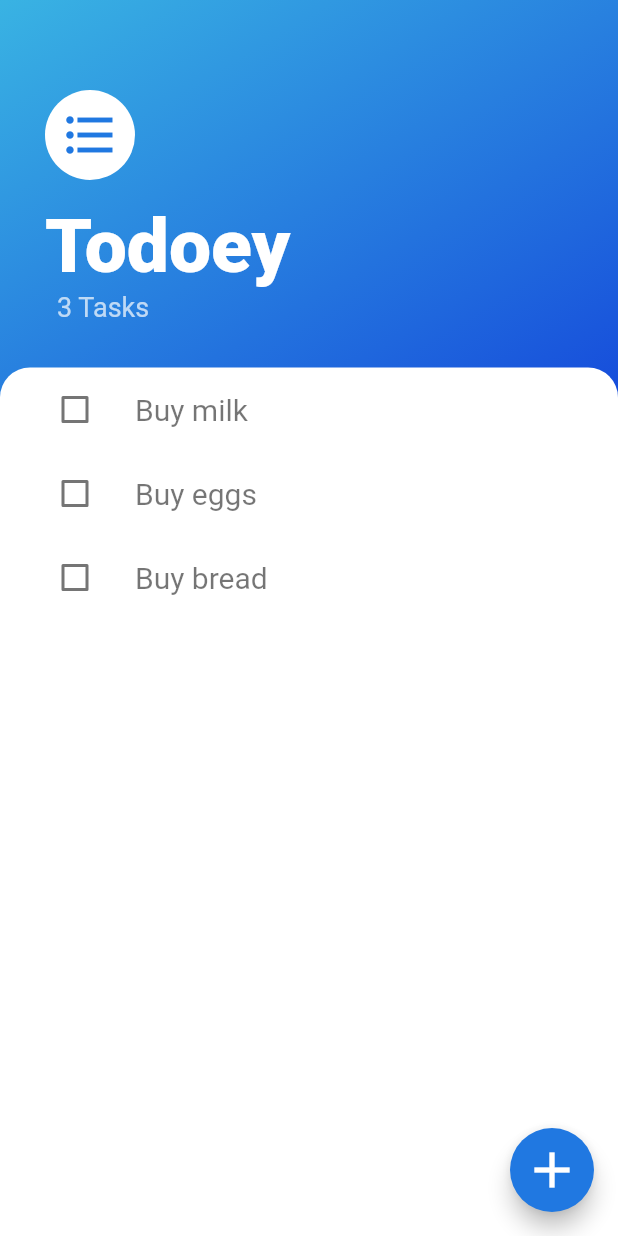
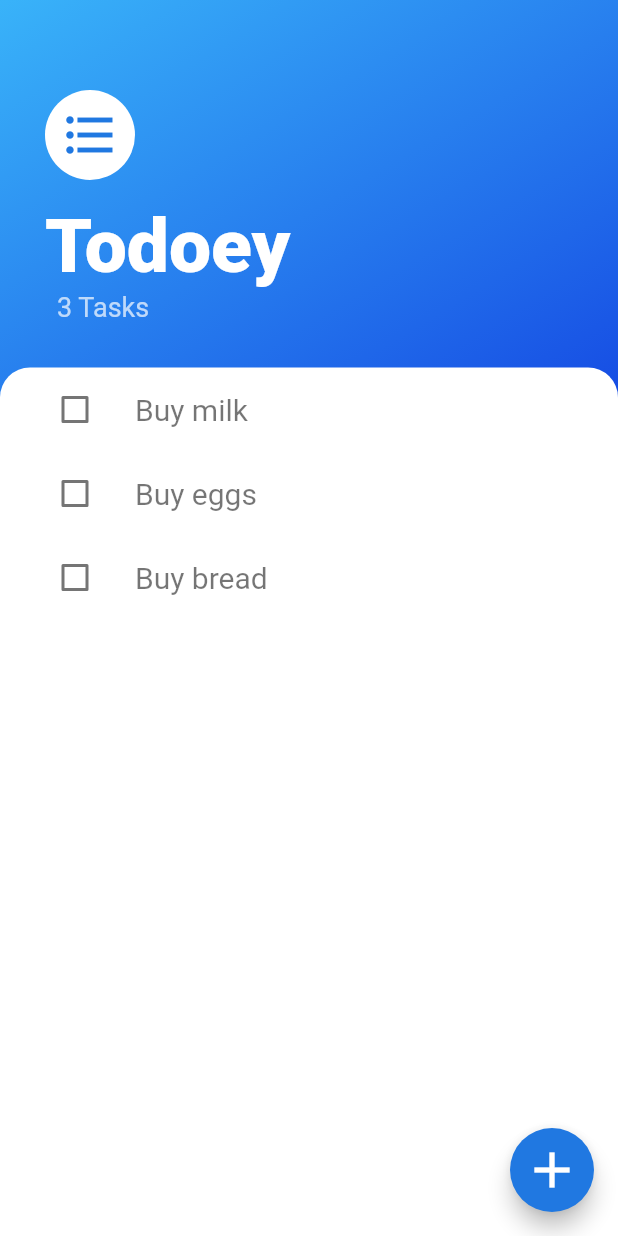
Before and after one commit to ByAxe/todoey_flutter, a Flutter app: the screen it shows after launch, on a phone screen of 412 x 824 dp. Run offline on Flutter 3.47's test engine with Material 2 defaults, Android fonts, the phone set to English and light mode, and no system bars; our stand-ins replace google_fonts.

Commit message:
master - few more updates

```diff
--- a/lib/constants.dart
+++ b/lib/constants.dart
@@ -29,7 +29,7 @@ const BoxDecoration kContainerDecoration = BoxDecoration(
     end: Alignment(0.8, 0.5),
     // 10% of the width, so there are ten blinds.
     colors: [
-      Color(0xFF39b3e3),
+      Color(0xFF39b3f9),
       Color(0xFF000bd6),
     ],
     // whitish to gray
--- a/lib/model/task_data.dart
+++ b/lib/model/task_data.dart
@@ -1,23 +1,27 @@
+import 'dart:collection';
+
 import 'package:flutter/foundation.dart';
 import 'package:todoeyflutter/model/task.dart';
 
 class TaskData extends ChangeNotifier {
-  List<Task> tasks = [
+  List<Task> _tasks = [
     Task(name: 'Buy milk'),
     Task(name: 'Buy eggs'),
     Task(name: 'Buy bread'),
   ];
 
-  int get count => tasks.length;
+  int get count => _tasks.length;
+
+  UnmodifiableListView get tasks => UnmodifiableListView(_tasks);
 
 
   void addTask(Task task) {
-    tasks.add(task);
+    _tasks.add(task);
     notifyListeners();
   }
 
   void toggleTask(int taskIndex) {
-    tasks[taskIndex].toggleDone();
+    _tasks[taskIndex].toggleDone();
     notifyListeners();
   }
 
```
Also changed, not shown: lib/screen/add_task_screen.dart (+24 -9 lines), lib/screen/tasks_screen.dart (+1 -11 lines), 2 other files.
